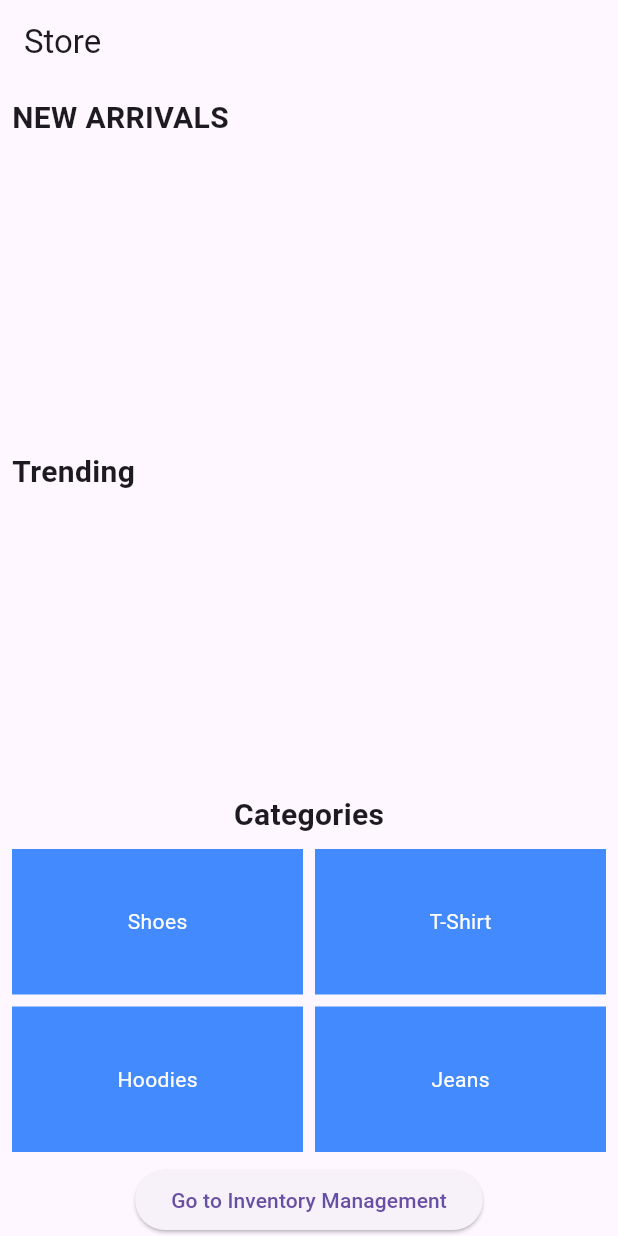
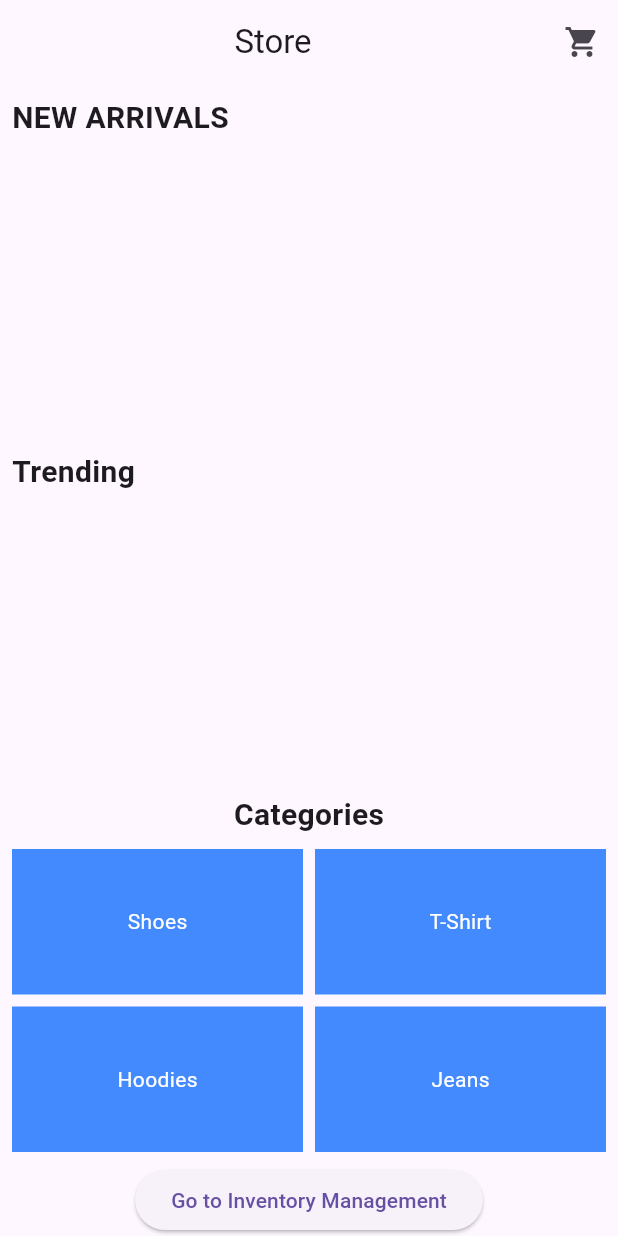
Before and after one commit to Kaustubh01/store, a Flutter app: the StorePage screen opened directly, on a phone screen of 412 x 824 dp. Run offline on Flutter 3.47's test engine with Material 3 defaults, Android fonts, the phone set to English and light mode, and no system bars; our stand-ins replace cloud_firestore, equatable, firebase_core, firebase_storage, flutter_bloc, image_picker; accounts and stored records are empty; network calls fail.

Commit message:
added cart page

```diff
--- /dev/null
+++ b/lib/bloc/cart_event.dart
@@ -0,0 +1,29 @@
+import 'package:equatable/equatable.dart';
+
+abstract class CartEvent extends Equatable {
+  @override
+  List<Object> get props => [];
+}
+
+class AddItemToCart extends CartEvent {
+  final String itemId;
+  final String itemName;
+  final double itemPrice;
+  final int quantity;
+
+  AddItemToCart({required this.itemId, required this.itemName, required this.itemPrice, this.quantity = 1});
+
+  @override
+  List<Object> get props => [itemId, itemName, itemPrice, quantity];
+}
+
+class RemoveItemFromCart extends CartEvent {
+  final String itemId;
+
+  RemoveItemFromCart({required this.itemId});
+
+  @override
+  List<Object> get props => [itemId];
+}
+
+class ClearCart extends CartEvent {}
--- /dev/null
+++ b/lib/bloc/cart_state.dart
@@ -0,0 +1,44 @@
+import 'package:equatable/equatable.dart';
+
+class CartState extends Equatable {
+  final Map<String, CartItem> items;
+  final double totalPrice;
+
+  CartState({required this.items, this.totalPrice = 0.0});
+
+  CartState copyWith({Map<String, CartItem>? items, double? totalPrice}) {
+    return CartState(
+      items: items ?? this.items,
+      totalPrice: totalPrice ?? this.totalPrice,
+    );
+  }
+
+  @override
+  List<Object> get props => [items, totalPrice];
+}
+
+class CartItem extends Equatable {
+  final String itemId;
+  final String itemName;
+  final double itemPrice;
+  final int quantity;
+
+  CartItem({
+    required this.itemId,
+    required this.itemName,
+    required this.itemPrice,
+    this.quantity = 1,
+  });
+
+  CartItem copyWith({int? quantity}) {
+    return CartItem(
+      itemId: itemId,
+      itemName: itemName,
+      itemPrice: itemPrice,
+      quantity: quantity ?? this.quantity,
+    );
+  }
+
+  @override
+  List<Object> get props => [itemId, itemName, itemPrice, quantity];
+}
--- a/lib/components/custom_list_view.dart
+++ /dev/null
@@ -1,44 +0,0 @@
-import 'package:flutter/material.dart';
-
-class CustomListView extends StatelessWidget {
-  final String title;
-  final List<Widget> items; // List of Widget items
-
-  const CustomListView({super.key, required this.title, required this.items});
-
-  @override
-  Widget build(BuildContext context) {
-    return Column(
-      crossAxisAlignment: CrossAxisAlignment.start,
-      children: [
-        Padding(
-          padding: const EdgeInsets.all(8.0),
-          child: Text(
-            title,
-            style: TextStyle(fontSize: 20, fontWeight: FontWeight.bold),
-          ),
-        ),
-        Container(
-          padding: const EdgeInsets.symmetric(horizontal: 8.0),
-          height: 180, // Increased height for the ListView
-          child: ListView.builder(
-            scrollDirection: Axis.horizontal,
-            itemCount: items.length,
-            itemBuilder: (context, index) {
-              return Padding(
-                padding: const EdgeInsets.symmetric(horizontal: 8.0),
-                child: SizedBox(
-                  width: 140, // Increased width for each card
-                  child: ClipRRect(
-                    borderRadius: BorderRadius.circular(8), // Rounded corners for cards
-                    child: items[index], // Directly use the Card widget
-                  ),
-                ),
-              );
-            },
-          ),
-        ),
-      ],
-    );
-  }
-}
--- /dev/null
+++ b/lib/components/custom_product_card_list_view.dart
@@ -0,0 +1,43 @@
+import 'package:flutter/material.dart';
+import 'package:store/components/custom_card.dart';
+
+class CustomProductCardListView extends StatelessWidget {
+  final String title;
+  final List<ProductCard> items;
+
+  const CustomProductCardListView({super.key, required this.title, required this.items});
+
+  @override
+  Widget build(BuildContext context) {
+    return SingleChildScrollView( // Wrap in SingleChildScrollView to handle overflow
+      child: Column(
+        crossAxisAlignment: CrossAxisAlignment.start,
+        children: [
+          Padding(
+            padding: const EdgeInsets.all(8.0),
+            child: Text(
+              title,
+              style: const TextStyle(fontSize: 20, fontWeight: FontWeight.bold),
+            ),
+          ),
+          SizedBox(
+            height: 200, // Fixed height to ensure the ListView fits within
+            child: ListView.builder(
+              scrollDirection: Axis.horizontal,
+              itemCount: items.length,
+              itemBuilder: (context, index) {
+                return Padding(
+                  padding: const EdgeInsets.symmetric(horizontal: 8.0),
+                  child: SizedBox(
+                    width: 160, // Adjust width as needed for each card
+                    child:items[index], // Directly use the Card widget
+                  ),
+                );
+              },
+            ),
+          ),
+        ],
+      ),
+    );
+  }
+}
--- a/lib/pages/store_page.dart
+++ b/lib/pages/store_page.dart
@@ -1,7 +1,10 @@
 import 'package:flutter/material.dart';
 import 'package:cloud_firestore/cloud_firestore.dart';
+import 'package:store/components/custom_card.dart';
 import 'package:store/components/custom_grid.dart';
-import 'package:store/components/custom_list_view.dart';
+import 'package:store/components/custom_product_card_list_view.dart';
+import 'package:store/models/inventory_model.dart';
+import 'package:store/pages/cart_page.dart';
 import 'package:store/pages/inventory_management_page.dart'; // Import your InventoryPage
 
 class StorePage extends StatelessWidget {
@@ -11,7 +14,20 @@ class StorePage extends StatelessWidget {
   Widget build(BuildContext context) {
     return Scaffold(
       appBar: AppBar(
-        title: const Text("Store"),
+        title: const Center(child: Text("Store")),
+        actions: [
+          IconButton(
+            onPressed: (){
+                        Navigator.of(context).push(
+                        MaterialPageRoute(
+                          builder: (context) => const CartScreen(),
+                          ),
+                        );
+            },
+            icon: const Icon(Icons.shopping_cart)
+          )
+        ],
+
       ),
       body: Column(
         children: [
@@ -29,20 +45,18 @@ class StorePage extends StatelessWidget {
                 }
 
                 final newArrivals = snapshot.data!.docs
-                    .map((doc) => doc.data() as Map<String, dynamic>)
+                    .map((doc) => InventoryItem.fromFirestore(doc))
                     .toList();
 
-                return CustomListView(
+                return CustomProductCardListView(
                   title: "NEW ARRIVALS",
                   items: newArrivals.map((item) {
-                    return Card(
-                      child: Column(
-                        children: [
-                          Image.network(item['imageUrl']),
-                          Text(item['name']),
-                          Text("\$${item['price'].toStringAsFixed(2)}"),
-                        ],
-                      ),
+                   return ProductCard(
+                      title: item.name,
+                      imageUrl: item.imageUrl,
+                      price: item.price,
+                      description: item.description,
+                      productId: item.id, // Use item.id here
                     );
                   }).toList(),
                 );
@@ -64,20 +78,18 @@ class StorePage extends StatelessWidget {
                 }
 
                 final trendingItems = snapshot.data!.docs
-                    .map((doc) => doc.data() as Map<String, dynamic>)
+                    .map((doc) => InventoryItem.fromFirestore(doc))
                     .toList();
 
-                return CustomListView(
+                return CustomProductCardListView(
                   title: "Trending",
                   items: trendingItems.map((item) {
-                    return Card(
-                      child: Column(
-                        children: [
-                          Image.network(item['imageUrl']),
-                          Text(item['name']),
-                          Text("\$${item['price'].toStringAsFixed(2)}"),
-                        ],
-                      ),
+                    return ProductCard(
+                      title: item.name,
+                      imageUrl: item.imageUrl,
+                      price: item.price,
+                      description: item.description,
+                      productId: item.id, // Use item.id here
                     );
                   }).toList(),
                 );
--- a/pubspec.yaml
+++ b/pubspec.yaml
@@ -14,6 +14,8 @@ dependencies:
   file_picker: ^8.1.3
   image_picker: ^1.1.2
   firebase_storage: ^12.3.4
+  flutter_bloc: ^8.1.6
+  equatable: ^2.0.5
 
 dev_dependencies:
   flutter_test:
```
Also changed, not shown: lib/bloc/cart_bloc.dart (added, +44 -0 lines), lib/components/custom_card.dart (+28 -30 lines), lib/main.dart (+12 -7 lines), lib/pages/cart_page.dart (added, +76 -0 lines), lib/pages/product_page.dart (+42 -19 lines), pubspec.lock. Lines whose indentation alone changed are shown as unchanged.
